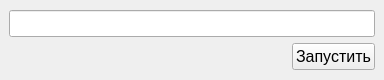
pbalykov/application_launch, file mainwindow.ui: the form before one commit.
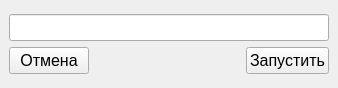
The form after the commit.

Commit message: exec programa

Patch:
```diff
--- a/mainwindow.ui
+++ b/mainwindow.ui
@@ -6,8 +6,8 @@
    <rect>
     <x>0</x>
     <y>0</y>
-    <width>384</width>
-    <height>80</height>
+    <width>338</width>
+    <height>88</height>
    </rect>
   </property>
   <property name="windowTitle">
@@ -38,6 +38,23 @@
       </item>
       <item>
        <layout class="QHBoxLayout" name="horizontalLayout">
+        <item>
+         <widget class="QPushButton" name="exit">
+          <property name="font">
+           <font>
+            <pointsize>12</pointsize>
+           </font>
+          </property>
+          <property name="styleSheet">
+           <string notr="true">exit {
+	border-radius: 5px;
+}</string>
+          </property>
+          <property name="text">
+           <string>Отмена</string>
+          </property>
+         </widget>
+        </item>
         <item>
          <spacer name="horizontalSpacer">
           <property name="orientation">
```
The commit also changes 2 other files.
